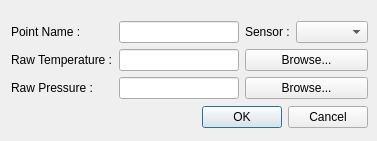
Old version of the form molonari_data/molonaviz/importpointdialog.ui in the repository leamailhol/MOLO-projet-interface.
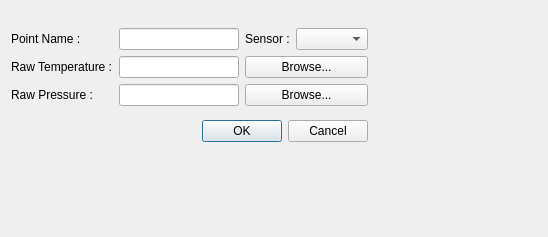
New version of the form.

The edit to the form file:
```diff
--- a/molonari_data/molonaviz/importpointdialog.ui
+++ b/molonari_data/molonaviz/importpointdialog.ui
@@ -6,8 +6,8 @@
    <rect>
     <x>0</x>
     <y>0</y>
-    <width>377</width>
-    <height>141</height>
+    <width>548</width>
+    <height>237</height>
    </rect>
   </property>
   <property name="minimumSize">
@@ -25,7 +25,7 @@
      <x>11</x>
      <y>20</y>
      <width>357</width>
-     <height>111</height>
+     <height>131</height>
     </rect>
    </property>
    <layout class="QVBoxLayout" name="verticalLayout">
```
